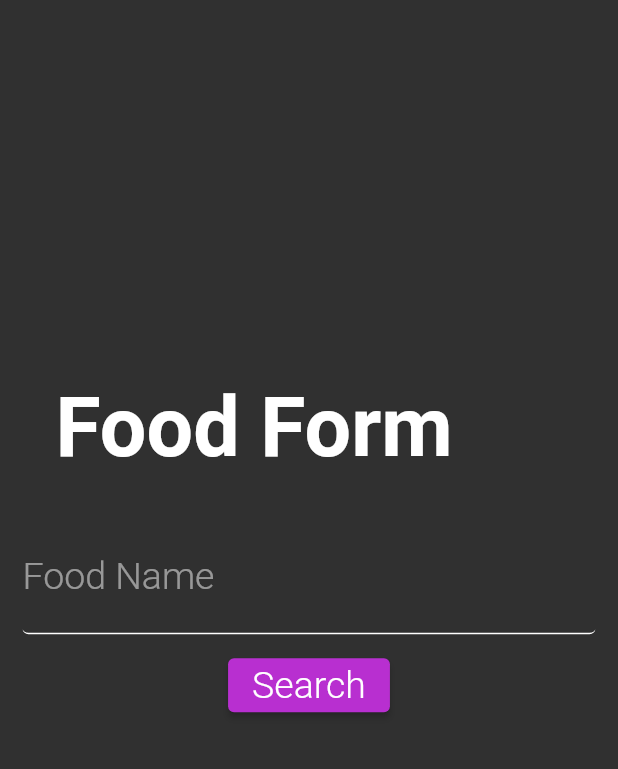
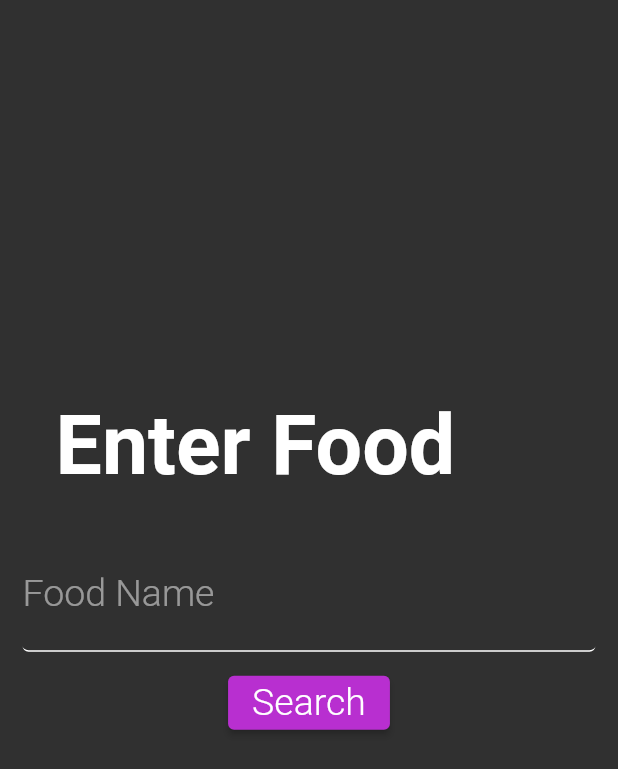
Before and after one commit to AadityaCholayil/DietMate, a Flutter app: the FoodForm screen opened directly, on a phone screen of 412 x 824 dp. Shown: the top 769 px of the screen. Run offline on Flutter 3.47's test engine with Material 2 defaults, Android fonts, the phone set to English and light mode, and no system bars; our stand-ins replace preload_page_view.

Commit message:
food form ui padding

```diff
--- a/lib/food_form.dart
+++ b/lib/food_form.dart
@@ -17,8 +17,14 @@ class _FoodFormState extends State<FoodForm> {
   bool isSearching=false;
   bool searchDone=false;
   FoodList foodList;
+  double screenHeight, screenWidth;
 
   final GlobalKey<FormState> _formKey = GlobalKey<FormState>();
+
+  @override
+  void initState() {
+    super.initState();
+  }
 
   Future<dynamic> getData() async {
     Response response = await get("https://nutritionix-api.p.rapidapi.com/v1_1/search/$foodName?fields=item_name%2Citem_id%2Cbrand_name%2Cnf_calories%2Cnf_total_fat%2Cnf_total_carbohydrate%2Cnf_protein",
@@ -55,18 +61,74 @@ class _FoodFormState extends State<FoodForm> {
     );
   }
 
+  Widget customFoodButton(){
+    return TextButton(
+      child: Text(
+        'Create a Custom One.',
+        style: TextStyle(
+          fontSize: 20,
+          color: Theme.of(context).accentColor,
+          decoration: TextDecoration.underline,
+        ),
+      ),
+      onPressed: (){
+        Food food;
+        food = Food(
+          name: foodName,
+          calories: 0,
+          fats: 0,
+          protein: 0,
+          carbohydrates: 0,
+          servingSizeQty: 1,
+          servingSizeUnit: 'serving',
+        );
+        Navigator.push(
+            context,
+            MaterialPageRoute(builder: (BuildContext context) => FoodFormFinal(food: food,))
+        );
+      },
+    );
+  }
+
   Widget _buildList(FoodList foodList){
     if(foodList.list.length==0){
-      return Text('No results found');
+      return Column(
+        children: [
+          SizedBox(height: 10),
+          Row(
+            mainAxisAlignment: MainAxisAlignment.center,
+            children: [
+              Text(
+                'No results found.',
+                style: TextStyle(
+                  fontSize: 20,
+                ),
+              ),
+              customFoodButton(),
+            ],
+          ),
+          SizedBox(height: 18),
+        ],
+      );
     }
     return Container(
       alignment: Alignment.topCenter,
       child: Column(
         children: [
+          Container(
+            padding: EdgeInsets.fromLTRB(30, 5, 0, 0),
+            alignment: Alignment.centerLeft,
+            child: Text(
+              'Select One:',
+              style: TextStyle(
+                fontSize: 20,
+              ),
+            ),
+          ),
+          //Divider(thickness: 2),
           ListView.separated(
             padding: EdgeInsets.zero,
             scrollDirection: Axis.vertical,
-            //primary: false,
             shrinkWrap: true,
             itemBuilder: (BuildContext context, int index){
               Food food=foodList.list[index];
@@ -112,19 +174,56 @@ class _FoodFormState extends State<FoodForm> {
             separatorBuilder: (BuildContext context, int index) => Divider(thickness: 2),
           ),
           Divider(thickness: 2),
+          SizedBox(height: 4,),
+          Row(
+            mainAxisAlignment: MainAxisAlignment.center,
+            children: [
+              Text(
+                'Not in the List?',
+                style: TextStyle(
+                  fontSize: 20,
+                ),
+              ),
+              customFoodButton(),
+            ],
+          ),
+          SizedBox(height: 6,)
         ],
       ),
     );
   }
 
   Widget _buildTitle(){
+    double paddingHeight=0;
+    if(searchDone==true){
+      switch (foodList.list.length) {
+        case 0:
+          paddingHeight = screenHeight/3.3;
+          break;
+        case 1:
+          paddingHeight = screenHeight/4.2;
+          break;
+        case 2:
+          paddingHeight = screenHeight/4.9;
+          break;
+        case 3:
+          paddingHeight = screenHeight/7.2;
+          break;
+        case 4:
+          paddingHeight = screenHeight/12;
+          break;
+        case 5:
+          paddingHeight = screenHeight/25;
+          break;
+      }
+    }
     return Center(
       child: Container(
-        padding: searchDone==true?EdgeInsets.fromLTRB(22, 25, 0, 5)
-            :EdgeInsets.fromLTRB(22, 0, 0, 30),
+        padding: searchDone==true?EdgeInsets.fromLTRB(22, paddingHeight, 0, 5)
+            :EdgeInsets.fromLTRB(22, screenHeight/3.3, 0, 30),
         alignment: Alignment.centerLeft,
         child: Text(
-          'Food Form',
+          'Enter Food',
           style: TextStyle(
               fontSize: 55,
               fontWeight: FontWeight.bold
@@ -136,9 +235,13 @@ class _FoodFormState extends State<FoodForm> {
 
   @override
   Widget build(BuildContext context) {
+    screenHeight=MediaQuery.of(context).size.height;
+    screenWidth=MediaQuery.of(context).size.width;
+    print('h: $screenHeight x w: $screenWidth');
     return Scaffold(
       resizeToAvoidBottomInset: false,
-      body: Container(
+      body: SingleChildScrollView(
+        child: Container(
           padding: EdgeInsets.all(15),
           child: Form(
             key: _formKey,
@@ -150,9 +253,13 @@ class _FoodFormState extends State<FoodForm> {
                 SizedBox(height: 10,),
                 isSearching==true?Column(
                   children: [
-                  SizedBox(height: 20),
-                  CircularProgressIndicator(),
-                  SizedBox(height: 20),
+                    SizedBox(height: 30),
+                    Container(
+                      height: 50,
+                      width: 50,
+                      child: CircularProgressIndicator()
+                    ),
+                    SizedBox(height: 30),
                   ],
                 ):SizedBox.shrink(),
                 searchDone==true?_buildList(foodList):SizedBox.shrink(),
@@ -182,8 +289,10 @@ class _FoodFormState extends State<FoodForm> {
                     });
                   },
                 )),
-              SizedBox(height:90,)
+                searchDone!=true?SizedBox(height:screenHeight/9,):
+                    SizedBox.shrink(),
               ],
+            ),
           ),
         ),
       ),
```
Lines whose indentation alone changed are shown as unchanged.
